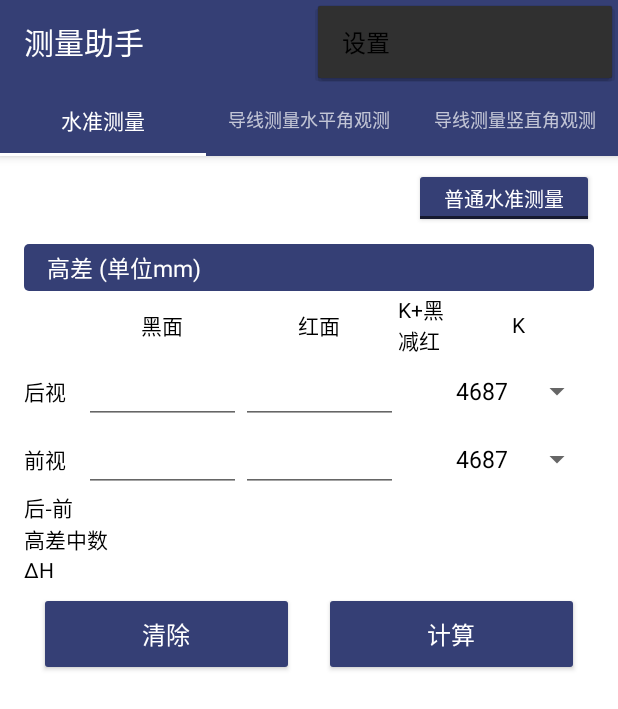
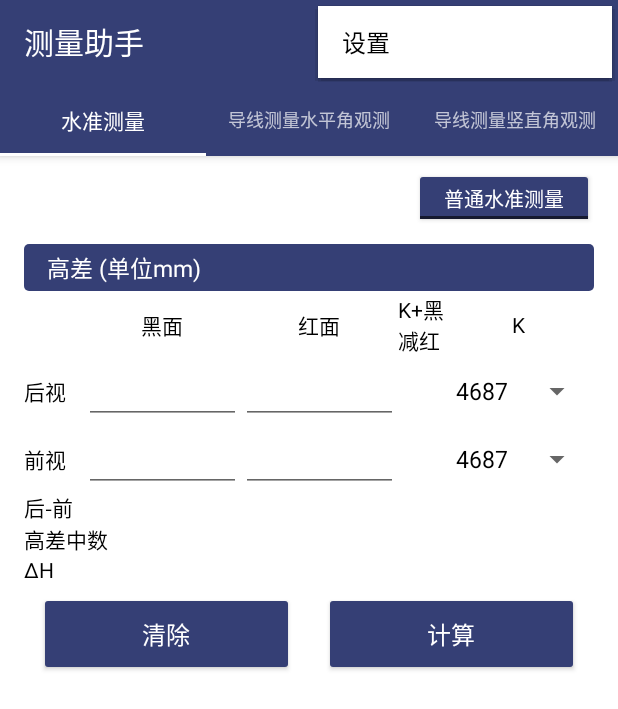
Before and after one commit to cascax/SurveyHelper, an Android app: the screen it shows after launch (MainActivity), with the options menu open, on a phone screen of 412 x 824 dp. Shown: the top 709 px of the screen. Run offline under Robolectric (Android 15) with nearby library versions, the phone set to English and light mode, and no system bars.

Commit message:
fix menu color

```diff
--- a/app/src/main/java/net/mccode/surveyhelper/SettingsFragment.java
+++ b/app/src/main/java/net/mccode/surveyhelper/SettingsFragment.java
@@ -76,7 +76,7 @@ public class SettingsFragment extends PreferenceFragmentCompat {
                 message.setText(s);
                 message.setMovementMethod(LinkMovementMethod.getInstance());
                 message.setTextSize(16);
-                message.setPadding(56, 40, 0, 56);
+                message.setPadding(56, 40, 56, 0);
                 message.setTextColor(getResources().getColor(R.color.text_primary));
 
                 new AlertDialog.Builder(getActivity())
--- a/app/src/main/res/layout/activity_main.xml
+++ b/app/src/main/res/layout/activity_main.xml
@@ -13,7 +13,7 @@
         <androidx.appcompat.widget.Toolbar
             android:id="@+id/main_toolbar"
             android:layout_width="match_parent"
-            android:layout_height="wrap_content" />
+            android:layout_height="wrap_content"/>
 
         <com.google.android.material.tabs.TabLayout
             android:id="@+id/tabs"
--- a/app/src/main/res/values-v21/styles.xml
+++ b/app/src/main/res/values-v21/styles.xml
@@ -5,4 +5,10 @@
         <item name="android:navigationBarColor">@color/primary_dark</item>
     </style>
 
+    <style name="AppTheme.AppBarOverlay" parent="ThemeOverlay.AppCompat.Dark.ActionBar" >
+        <item name="actionOverflowMenuStyle">@style/AppOptionsMenu</item>
+        <item name="android:actionOverflowMenuStyle">@style/AppOptionsMenu</item>
+    </style>
+
+
 </resources>
--- a/app/src/main/res/values/styles.xml
+++ b/app/src/main/res/values/styles.xml
@@ -22,7 +22,14 @@
         <item name="android:windowBackground">@color/primary_background</item>
     </style>
 
-    <style name="AppTheme.AppBarOverlay" parent="ThemeOverlay.AppCompat.Dark.ActionBar" />
+    <style name="AppTheme.AppBarOverlay" parent="ThemeOverlay.AppCompat.Dark.ActionBar">
+        <item name="actionOverflowMenuStyle">@style/AppOptionsMenu</item>
+    </style>
+
+    <style name="AppOptionsMenu" parent="Widget.AppCompat.PopupMenu.Overflow">
+        <item name="android:popupBackground">@color/primary_background</item>
+        <item name="android:textColor">@color/text_primary</item>
+    </style>
 
     <style name="AppTheme.BannerTitle">
         <item name="android:layout_width">match_parent</item>
```
Also changed, not shown: 1 other file.
